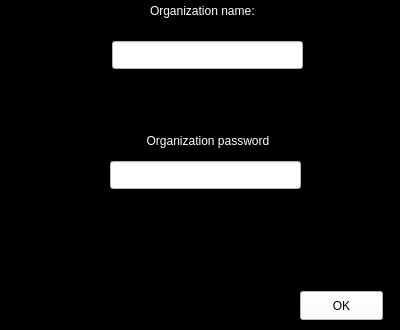
This is organ_door/making_organization.ui in Shayanrava/APproject as Qt 5 draws it before an edit; both pictures show x 0 to 400 and y 149 to 479 of the 400 by 479 pixel window. The edited form follows.
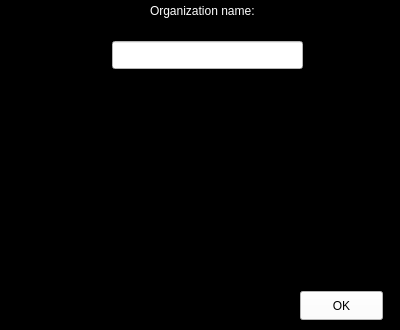
This is the edited form.

Commit message: removing organization page added

```diff
--- a/organ_door/making_organization.ui
+++ b/organ_door/making_organization.ui
@@ -73,44 +73,6 @@
 }</string>
    </property>
   </widget>
-  <widget class="QLabel" name="label_3">
-   <property name="geometry">
-    <rect>
-     <x>140</x>
-     <y>280</y>
-     <width>161</width>
-     <height>20</height>
-    </rect>
-   </property>
-   <property name="styleSheet">
-    <string notr="true">#label_3
-{
-color:white;
-}</string>
-   </property>
-   <property name="text">
-    <string>  Organization password</string>
-   </property>
-  </widget>
-  <widget class="QLineEdit" name="lineEdit_2">
-   <property name="geometry">
-    <rect>
-     <x>110</x>
-     <y>310</y>
-     <width>191</width>
-     <height>28</height>
-    </rect>
-   </property>
-   <property name="styleSheet">
-    <string notr="true">#lineEdit_2
-{
-background-color:white;
-}</string>
-   </property>
-   <property name="echoMode">
-    <enum>QLineEdit::Password</enum>
-   </property>
-  </widget>
   <widget class="QPushButton" name="pushButton">
    <property name="geometry">
     <rect>
```
The commit also changes 448 other files.
